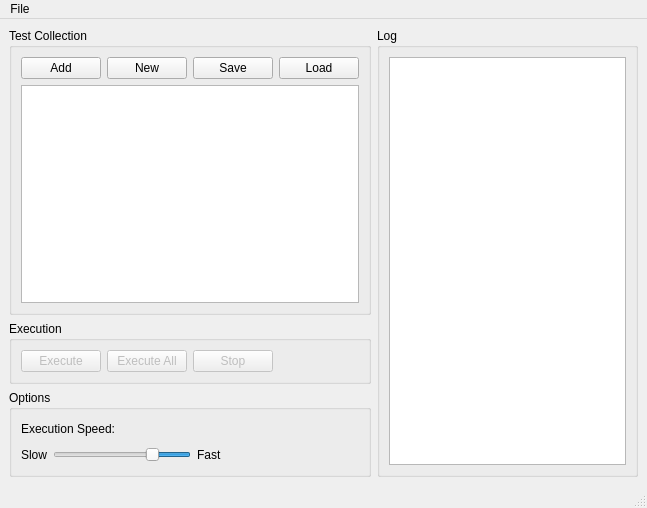
Before: the Qt Designer form src/testsuite.ui in Z0mBee/TestSuite, drawn with Qt 5.
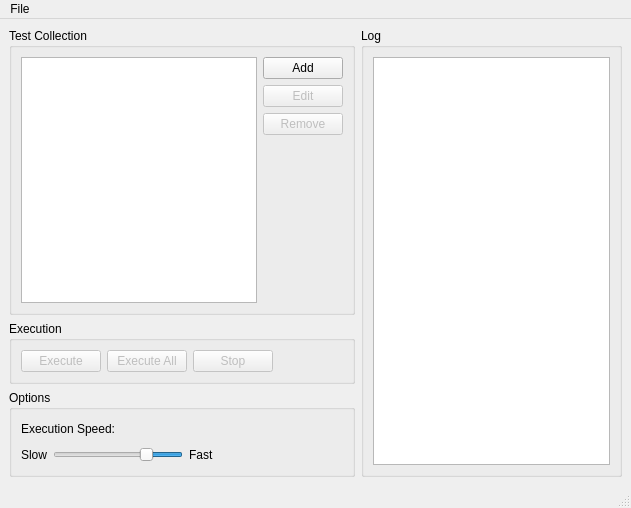
After: the same form once the commit is applied. Icons and pictures are not drawn.

Commit message: Finished test collection handling

Patch:
```diff
--- a/src/testsuite.ui
+++ b/src/testsuite.ui
@@ -6,7 +6,7 @@
    <rect>
     <x>0</x>
     <y>0</y>
-    <width>647</width>
+    <width>631</width>
     <height>508</height>
    </rect>
   </property>
@@ -29,83 +29,76 @@
         <property name="title">
          <string>Test Collection</string>
         </property>
-        <layout class="QVBoxLayout" name="verticalLayout">
+        <layout class="QVBoxLayout" name="verticalLayout_5">
          <item>
-          <layout class="QHBoxLayout" name="horizontalLayout">
-           <item>
-            <spacer name="horizontalSpacer_5">
-             <property name="orientation">
-              <enum>Qt::Horizontal</enum>
-             </property>
-             <property name="sizeHint" stdset="0">
-              <size>
-               <width>0</width>
-               <height>20</height>
-              </size>
-             </property>
-            </spacer>
-           </item>
-           <item>
-            <widget class="QPushButton" name="buttonAdd">
-             <property name="text">
-              <string>Add</string>
-             </property>
-            </widget>
-           </item>
-           <item>
-            <widget class="QPushButton" name="buttonNew">
-             <property name="text">
-              <string>New</string>
-             </property>
-            </widget>
-           </item>
-           <item>
-            <widget class="QPushButton" name="buttonSave">
-             <property name="text">
-              <string>Save</string>
-             </property>
-            </widget>
-           </item>
-           <item>
-            <widget class="QPushButton" name="buttonLoad">
-             <property name="text">
-              <string>Load</string>
-             </property>
-            </widget>
-           </item>
-           <item>
-            <spacer name="horizontalSpacer_4">
-             <property name="orientation">
-              <enum>Qt::Horizontal</enum>
-             </property>
-             <property name="sizeHint" stdset="0">
-              <size>
-               <width>0</width>
-               <height>20</height>
-              </size>
-             </property>
-            </spacer>
-           </item>
-          </layout>
+          <layout class="QHBoxLayout" name="horizontalLayout"/>
          </item>
          <item>
-          <widget class="QListWidget" name="listTestCollection">
-           <property name="showDropIndicator" stdset="0">
-            <bool>true</bool>
-           </property>
-           <property name="dragEnabled">
-            <bool>false</bool>
-           </property>
-           <property name="dragDropOverwriteMode">
-            <bool>false</bool>
-           </property>
-           <property name="dragDropMode">
-            <enum>QAbstractItemView::NoDragDrop</enum>
-           </property>
-           <property name="selectionMode">
-            <enum>QAbstractItemView::ExtendedSelection</enum>
-           </property>
-          </widget>
+          <layout class="QHBoxLayout" name="horizontalLayout_7">
+           <item>
+            <widget class="QListWidget" name="listTestCollection">
+             <property name="showDropIndicator" stdset="0">
+              <bool>true</bool>
+             </property>
+             <property name="dragEnabled">
+              <bool>false</bool>
+             </property>
+             <property name="dragDropOverwriteMode">
+              <bool>false</bool>
+             </property>
+             <property name="dragDropMode">
+              <enum>QAbstractItemView::NoDragDrop</enum>
+             </property>
+             <property name="selectionMode">
+              <enum>QAbstractItemView::ExtendedSelection</enum>
+             </property>
+            </widget>
+           </item>
+           <item>
+            <layout class="QVBoxLayout" name="verticalLayout">
+             <item>
+              <widget class="QPushButton" name="buttonAdd">
+               <property name="text">
+                <string>Add</string>
+               </property>
+              </widget>
+             </item>
+             <item>
+              <widget class="QPushButton" name="buttonEdit">
+               <property name="enabled">
+                <bool>false</bool>
+               </property>
+               <property name="text">
+                <string>Edit</string>
+               </property>
+              </widget>
+             </item>
+             <item>
+              <widget class="QPushButton" name="buttonRemove">
+               <property name="enabled">
+                <bool>false</bool>
+               </property>
+               <property name="text">
+                <string>Remove</string>
+               </property>
+              </widget>
+             </item>
+             <item>
+              <spacer name="verticalSpacer">
+               <property name="orientation">
+                <enum>Qt::Vertical</enum>
+               </property>
+               <property name="sizeHint" stdset="0">
+                <size>
+                 <width>20</width>
+                 <height>40</height>
+                </size>
+               </property>
+              </spacer>
+             </item>
+            </layout>
+           </item>
+          </layout>
          </item>
         </layout>
        </widget>
@@ -275,7 +268,7 @@
     <rect>
      <x>0</x>
      <y>0</y>
-     <width>647</width>
+     <width>631</width>
      <height>21</height>
     </rect>
    </property>
```
Left out of the diff: 38 changed lines with no effect on the pictures. The commit also changes 13 other files.
